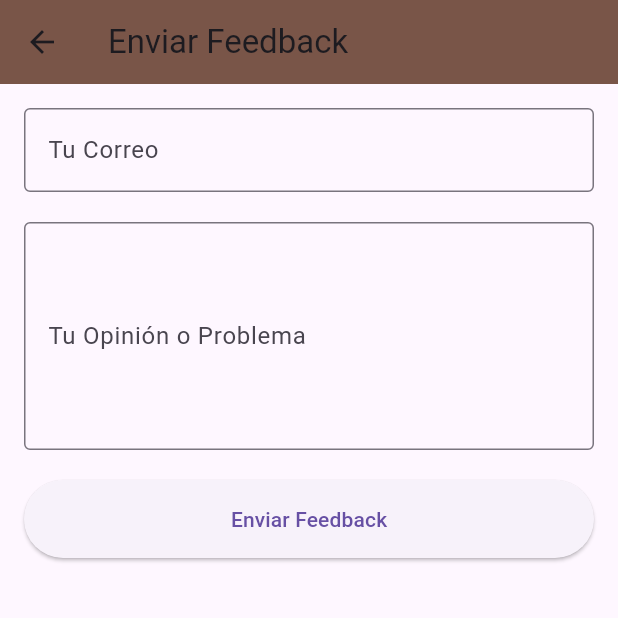
After one commit to DiegoQuirozMasferrer/MaquetaFuncional, a Flutter app: the HomeScreen screen opened directly, in the side drawer, after a tap on "Enviar Feedback", on a phone screen of 412 x 824 dp, the top half of it. The commit adds this screen. Run offline on Flutter 3.47's test engine with Material 3 defaults, Android fonts, the phone set to English and light mode, and no system bars; our stand-ins replace image_picker, share_plus; missing offline and left inert: flutter_email_sender.

```diff
--- /dev/null
+++ b/lib/FeedbackScreen.dart
@@ -0,0 +1,82 @@
+import 'package:flutter/material.dart';
+import 'package:flutter/services.dart';
+import 'package:flutter_email_sender/flutter_email_sender.dart';
+
+class FeedbackScreen extends StatefulWidget {
+  @override
+  _FeedbackScreenState createState() => _FeedbackScreenState();
+}
+
+class _FeedbackScreenState extends State<FeedbackScreen> {
+  final _emailController = TextEditingController();
+  final _feedbackController = TextEditingController();
+
+  Future<void> sendFeedbackEmail() async {
+    final Email email = Email(
+      body: _feedbackController.text,
+      subject: 'Feedback para Maestro Café',
+      recipients: ['diego.quiroz.12.14@gmail.com'],
+      isHTML: false,
+    );
+
+    try {
+      await FlutterEmailSender.send(email);
+      ScaffoldMessenger.of(context).showSnackBar(
+        SnackBar(content: Text('Correo enviado con éxito')),
+      );
+    } on PlatformException catch (e) {
+      if (e.code == 'notAvailable') {
+        ScaffoldMessenger.of(context).showSnackBar(
+          SnackBar(content: Text('No se encontró un cliente de correo en tu dispositivo.')),
+        );
+      } else {
+        ScaffoldMessenger.of(context).showSnackBar(
+          SnackBar(content: Text('Error al enviar correo: ${e.message}')),
+        );
+      }
+    }
+  }
+
+
+  @override
+  Widget build(BuildContext context) {
+    return Scaffold(
+      appBar: AppBar(
+        title: Text('Enviar Feedback'),
+        backgroundColor: Theme.of(context).appBarTheme.backgroundColor,
+      ),
+      body: Padding(
+        padding: const EdgeInsets.all(16.0),
+        child: Column(
+          crossAxisAlignment: CrossAxisAlignment.stretch,
+          children: [
+            TextField(
+              controller: _emailController,
+              decoration: InputDecoration(
+                labelText: 'Tu Correo',
+                border: OutlineInputBorder(),
+              ),
+            ),
+            SizedBox(height: 20),
+            TextField(
+              controller: _feedbackController,
+              decoration: InputDecoration(
+                labelText: 'Tu Opinión o Problema',
+                border: OutlineInputBorder(),
+              ),
+              maxLines: 5,
+            ),
+            SizedBox(height: 20),
+            ElevatedButton(
+              onPressed: sendFeedbackEmail,
+              child: Text('Enviar Feedback'),
+              style: ElevatedButton.styleFrom(
+                padding: EdgeInsets.symmetric(vertical: 16.0),
+              ),
+            ),
+          ],
+        ),
+      ),
+    );
+  }
+}
--- a/lib/main.dart
+++ b/lib/main.dart
@@ -1,5 +1,6 @@
 import 'package:flutter/material.dart';
 import 'package:provider/provider.dart';
+import 'FeedbackScreen.dart';
 import 'RecipeDetailsScreen.dart';
 import 'RecipeListScreen.dart';
 import 'SettingsScreen.dart';
@@ -231,6 +232,16 @@ class _HomeScreenState extends State<HomeScreen> {
               });
             },
           ),
+          ListTile(
+            leading: Icon(Icons.feedback),
+            title: Text('Enviar Feedback'),
+            onTap: () {
+              Navigator.push(
+                context,
+                MaterialPageRoute(builder: (context) => FeedbackScreen()),
+              );
+            },
+          ),
         ],
       ),
     );
```
Also changed, not shown: lib/CameraScreen.dart (added, +54 -0 lines), lib/RecipeDetailsScreen.dart (+22 -1 lines), pubspec.yaml (+8 -1 lines), pubspec.lock, 13 other files.
